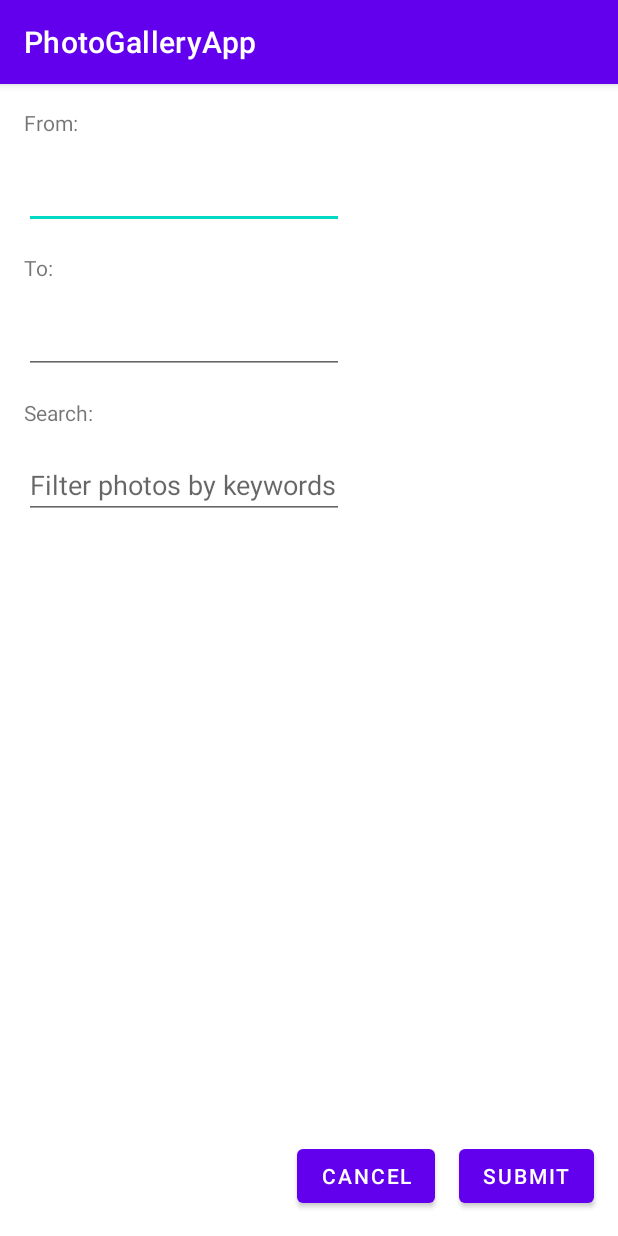
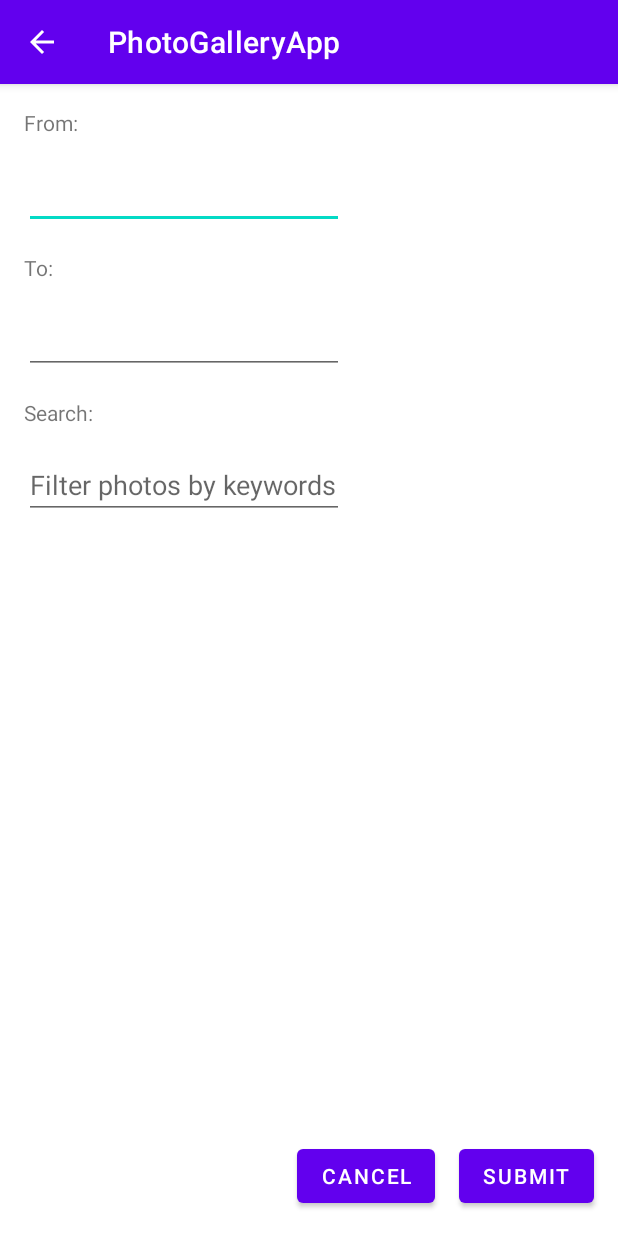
Before and after one commit to Comp-7802-Fall-2021-project-group/Photo-Gallery-App, an Android app: the SearchActivity screen opened directly, with no data from a screen before it, on a phone screen of 412 x 824 dp. Run offline under Robolectric (Android 15) with nearby library versions, the phone set to English and light mode, and no system bars.

Commit message:
Add navigation between MainActivity and SearchActivity

```diff
--- a/app/src/main/AndroidManifest.xml
+++ b/app/src/main/AndroidManifest.xml
@@ -11,7 +11,8 @@
         android:theme="@style/Theme.PhotoGalleryApp">
         <activity
             android:name=".SearchActivity"
-            android:exported="true" />
+            android:exported="true"
+            android:parentActivityName=".MainActivity"/>
         <activity
             android:name=".MainActivity"
             android:exported="true">
--- a/app/src/main/java/com/example/photogalleryapp/SearchActivity.java
+++ b/app/src/main/java/com/example/photogalleryapp/SearchActivity.java
@@ -3,12 +3,22 @@ package com.example.photogalleryapp;
 import androidx.appcompat.app.AppCompatActivity;
 
 import android.os.Bundle;
+import android.view.View;
 
 public class SearchActivity extends AppCompatActivity {
 
     @Override
     protected void onCreate(Bundle savedInstanceState) {
         super.onCreate(savedInstanceState);
-        setContentView(R.layout.activity_search_view);
+        setContentView(R.layout.activity_search);
+    }
+
+    public void submitButton(View view) {
+        // TO DO
+    }
+
+    // Closes the search view and takes the user back to parent view (MainActivity)
+    public void cancelButton(View view) {
+        finish();
     }
 }
--- a/app/src/main/res/layout/activity_main.xml
+++ b/app/src/main/res/layout/activity_main.xml
@@ -56,6 +56,7 @@
         android:layout_height="wrap_content"
         android:layout_marginEnd="16dp"
         android:layout_marginBottom="16dp"
+        android:onClick="gotoSearch"
         android:text="@string/button_search"
         app:layout_constraintBottom_toBottomOf="parent"
         app:layout_constraintEnd_toStartOf="@+id/button"
--- a/app/src/main/res/layout/activity_search_view.xml
+++ b/app/src/main/res/layout/activity_search.xml
@@ -35,7 +35,8 @@
         android:ems="10"
         android:inputType="date"
         app:layout_constraintStart_toStartOf="parent"
-        app:layout_constraintTop_toBottomOf="@+id/labelStartDate" />
+        app:layout_constraintTop_toBottomOf="@+id/labelStartDate"
+        tools:ignore="SpeakableTextPresentCheck" />
 
     <EditText
         android:id="@+id/endDate"
@@ -76,6 +77,7 @@
         android:layout_height="wrap_content"
         android:layout_marginEnd="16dp"
         android:layout_marginBottom="16dp"
+        android:onClick="submitButton"
         android:text="@string/button_submit"
         app:layout_constraintBottom_toBottomOf="parent"
         app:layout_constraintEnd_toEndOf="parent" />
@@ -86,6 +88,7 @@
         android:layout_height="wrap_content"
         android:layout_marginEnd="16dp"
         android:layout_marginBottom="16dp"
+        android:onClick="cancelButton"
         android:text="@string/button_cancel"
         app:layout_constraintBottom_toBottomOf="parent"
         app:layout_constraintEnd_toStartOf="@+id/button5" />
```
Also changed, not shown: app/src/main/java/com/example/photogalleryapp/MainActivity.java (+8 -0 lines).
